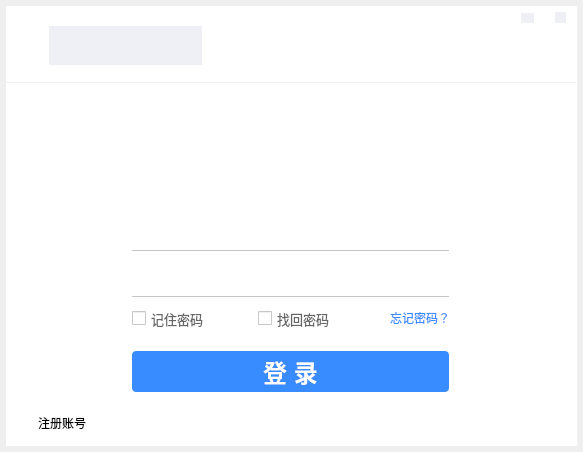
This is tcpclient.ui in HustGw/CLLLLLLLSAFFFFFEWINN as Qt 5 draws it before an edit. The edited form follows.
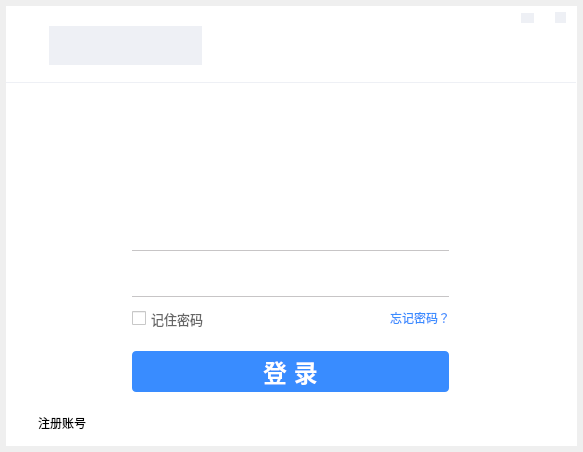
This is the edited form. Icons and pictures are not drawn.

Commit message: 登录，注册，重置密码ui、功能完善

The edit to the form file:
```diff
--- a/tcpclient.ui
+++ b/tcpclient.ui
@@ -59,23 +59,6 @@
      <string>记住密码</string>
     </property>
    </widget>
-   <widget class="QCheckBox" name="checkBox_2">
-    <property name="geometry">
-     <rect>
-      <x>252</x>
-      <y>304</y>
-      <width>100</width>
-      <height>17</height>
-     </rect>
-    </property>
-    <property name="styleSheet">
-     <string notr="true">font: 10pt;
-color: rgb(102, 102, 102);</string>
-    </property>
-    <property name="text">
-     <string>找回密码</string>
-    </property>
-   </widget>
    <widget class="QWidget" name="widget" native="true">
     <property name="geometry">
      <rect>
```
Left out of the diff: 2 changed lines with no effect on the pictures. The commit also changes 8 other files.
